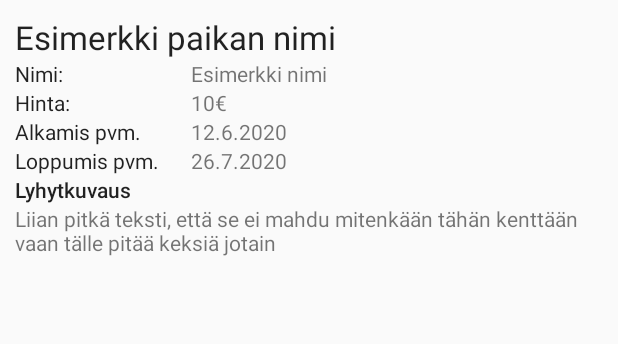
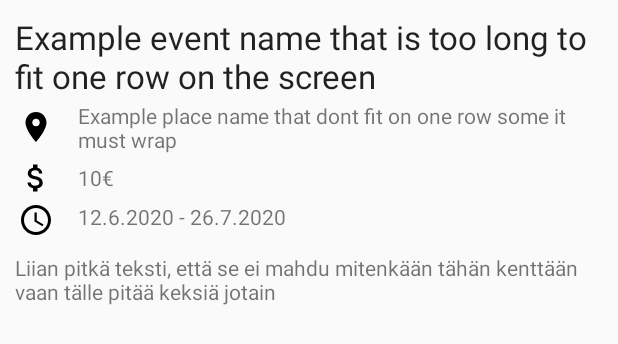
Before and after one commit to teroikaheimo/android_final_project, an Android app: the layout list_item_event.xml on its own in the app's theme, with its tools: preview values and no code run, on a phone screen of 412 x 824 dp. Shown: the top 344 px of the screen. Run offline under Robolectric (Android 15) with nearby library versions, the phone set to English and light mode, and no system bars; network calls fail.

Commit message:
Redesign of the event item layout and removed background colors from lists.

```diff
--- a/app/src/main/java/com/final_project/MainActivity.java
+++ b/app/src/main/java/com/final_project/MainActivity.java
@@ -1,5 +1,6 @@
 package com.final_project;
 
+import android.app.Activity;
 import android.content.Context;
 import android.content.Intent;
 import android.net.ConnectivityManager;
@@ -29,7 +30,6 @@ import org.json.JSONObject;
 import java.util.ArrayList;
 
 public class MainActivity extends AppCompatActivity implements FragmentPlaceList.FragmentSearchPlaceListener, FragmentPlaceSearch.FragmentSearchPlaceListener {
-    private final String baseUrl = "api.hel.fi/linkedevents/v1/";
     ConstraintLayout mainLayout;
     ConnectivityManager connMan;
     private FragmentPlaceList fragmentPlaceList;
@@ -68,7 +68,6 @@ public class MainActivity extends AppCompatActivity implements FragmentPlaceList
     @Override
     public void onPlaceSelected(PlaceItem item) {
         Bundle oldBundle = this.getIntent().getExtras();
-
         selectedPlace = item;
         Intent intent = new Intent(getBaseContext(), EventsActivity.class);
         oldBundle.putString("SELECTED_PLACE_ID", item.getId());
@@ -117,6 +116,7 @@ public class MainActivity extends AppCompatActivity implements FragmentPlaceList
                             @Override
                             public void onErrorResponse(VolleyError error) {
                                 Toast.makeText(getApplicationContext(), "Query failed...", Toast.LENGTH_LONG).show();
+                                checkInternetConnection();
                                 Log.d(" **Query failed**", error.toString());
 
                             }
@@ -162,10 +162,6 @@ public class MainActivity extends AppCompatActivity implements FragmentPlaceList
                         }).setRetryPolicy(new DefaultRetryPolicy(8000, DefaultRetryPolicy.DEFAULT_MAX_RETRIES, DefaultRetryPolicy.DEFAULT_BACKOFF_MULT)));
     }
 
-    private void clearSearch() {
-        // TODO clear search
-        hideKeyboard();
-    }
 
     private void hideKeyboard() {
         InputMethodManager imm = (InputMethodManager) getSystemService(Context.INPUT_METHOD_SERVICE);
@@ -181,4 +177,14 @@ public class MainActivity extends AppCompatActivity implements FragmentPlaceList
         NetworkInfo network = connMan.getActiveNetworkInfo();
         return network != null && network.isConnectedOrConnecting();
     }
+
+    @Override
+    public void onBackPressed() {
+        super.onBackPressed();
+        Intent intent = new Intent();
+        Bundle b = getIntent().getExtras();
+        intent.putExtras(b);
+        setResult(Activity.RESULT_OK, intent);
+    }
+
 }
--- a/app/src/main/res/layout/fragment_event_list.xml
+++ b/app/src/main/res/layout/fragment_event_list.xml
@@ -3,7 +3,6 @@
     xmlns:app="http://schemas.android.com/apk/res-auto"
     android:layout_width="match_parent"
     android:layout_height="match_parent"
-    android:background="@android:color/holo_orange_light"
     android:orientation="vertical"
     android:padding="16dp">
 
--- a/app/src/main/res/layout/fragment_place_list.xml
+++ b/app/src/main/res/layout/fragment_place_list.xml
@@ -3,7 +3,6 @@
     xmlns:app="http://schemas.android.com/apk/res-auto"
     android:layout_width="match_parent"
     android:layout_height="match_parent"
-    android:background="@android:color/holo_orange_light"
     android:orientation="vertical"
     android:padding="16dp">
 
--- a/app/src/main/res/layout/list_item_event.xml
+++ b/app/src/main/res/layout/list_item_event.xml
@@ -13,95 +13,91 @@
         android:orientation="vertical">
 
         <TextView
-            android:id="@+id/event_place_name"
+            android:id="@+id/place_name"
             android:layout_width="match_parent"
             android:layout_height="wrap_content"
             android:ems="10"
-            android:text="Esimerkki paikan nimi"
+            android:text="Example event name that is too long to fit one row on the screen"
             android:textAppearance="@style/TextAppearance.AppCompat.Large" />
     </LinearLayout>
 
     <LinearLayout
         android:layout_width="match_parent"
-        android:layout_height="wrap_content">
-
-        <LinearLayout
-            android:layout_width="0dp"
-            android:layout_height="match_parent"
-            android:layout_weight="30"
-            android:orientation="vertical">
+        android:layout_height="wrap_content"
+        android:foregroundGravity="left"
+        android:gravity="left|center_vertical"
+        android:orientation="horizontal"
+        android:padding="2dp">
 
         <TextView
-                android:layout_width="match_parent"
+            android:layout_width="wrap_content"
             android:layout_height="wrap_content"
-                android:text="Nimi:"
+            android:drawableStart="@drawable/ic_location_on_black_24dp"
+            android:paddingEnd="16dp"
             android:textAppearance="@style/TextAppearance.AppCompat.Body1" />
 
         <TextView
+            android:id="@+id/event_place_name"
+            android:layout_width="wrap_content"
+            android:layout_height="wrap_content"
+            android:layout_weight="90"
+            android:text="Example place name that dont fit on one row some it must wrap" />
+    </LinearLayout>
+
+    <LinearLayout
         android:layout_width="match_parent"
         android:layout_height="wrap_content"
-                android:text="Hinta:"
+        android:foregroundGravity="left"
+        android:gravity="left|center_vertical"
+        android:orientation="horizontal"
+        android:padding="2dp">
+
+        <TextView
+            android:layout_width="wrap_content"
+            android:layout_height="wrap_content"
+            android:drawableStart="@drawable/ic_attach_money_black_24dp"
+            android:paddingEnd="16dp"
             android:textAppearance="@style/TextAppearance.AppCompat.Body1" />
 
         <TextView
+            android:id="@+id/price"
+            android:layout_width="wrap_content"
+            android:layout_height="wrap_content"
+            android:text="10€" />
+    </LinearLayout>
+
+    <LinearLayout
         android:layout_width="match_parent"
         android:layout_height="wrap_content"
-                android:ems="10"
+        android:orientation="horizontal"
+        android:padding="2dp">
+
+        <TextView
+            android:layout_width="wrap_content"
+            android:layout_height="wrap_content"
+            android:drawableStart="@drawable/ic_access_time_black_24dp"
             android:inputType="textPersonName"
-                android:text="Alkamis pvm."
+            android:paddingEnd="16dp"
             android:textAppearance="@style/TextAppearance.AppCompat.Body1" />
 
         <TextView
-                android:layout_width="match_parent"
+            android:id="@+id/start_date"
+            android:layout_width="wrap_content"
             android:layout_height="wrap_content"
-                android:ems="10"
-                android:inputType="textPersonName"
-                android:text="Loppumis pvm."
-                android:textAppearance="@style/TextAppearance.AppCompat.Body1" />
-
-            <TextView
-                android:layout_width="match_parent"
-                android:layout_height="wrap_content"
-                android:ems="10"
-                android:inputType="textPersonName"
-                android:text="Lyhytkuvaus"
-                android:textAppearance="@style/TextAppearance.AppCompat.Body2" />
-        </LinearLayout>
-
-        <LinearLayout
-            android:layout_width="0dp"
-            android:layout_height="match_parent"
-            android:layout_weight="70"
-            android:orientation="vertical">
-
-            <TextView
-                android:id="@+id/place_name"
-                android:layout_width="match_parent"
-                android:layout_height="wrap_content"
-                android:text="Esimerkki nimi" />
-
-            <TextView
-                android:id="@+id/price"
-                android:layout_width="match_parent"
-                android:layout_height="wrap_content"
-                android:text="10€" />
-
-            <TextView
-                android:id="@+id/start_date"
-                android:layout_width="match_parent"
-                android:layout_height="wrap_content"
-                android:ems="10"
             android:text="12.6.2020" />
 
         <TextView
+            android:id="@+id/event_date_separator"
+            android:layout_width="wrap_content"
+            android:layout_height="wrap_content"
+            android:layout_weight="0"
+            android:text=" - " />
+
+        <TextView
             android:id="@+id/end_date"
-                android:layout_width="match_parent"
+            android:layout_width="wrap_content"
             android:layout_height="wrap_content"
-                android:ems="10"
             android:text="26.7.2020" />
-
-
-        </LinearLayout>
 
     </LinearLayout>
 
@@ -115,6 +111,7 @@
             android:layout_width="match_parent"
             android:layout_height="wrap_content"
             android:ems="10"
+            android:paddingTop="8dp"
             android:text="Liian pitkä teksti, että se ei mahdu mitenkään tähän kenttään vaan tälle pitää keksiä jotain" />
     </LinearLayout>
 </LinearLayout>
```
Lines whose indentation alone changed are shown as unchanged.
